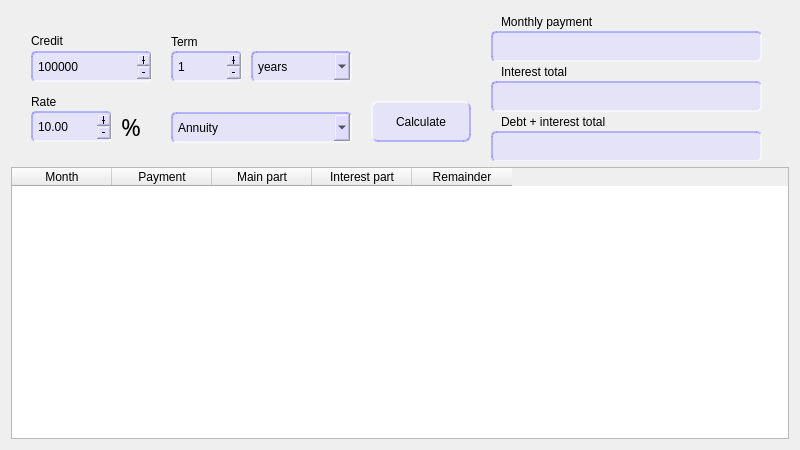
Qt form interface/creditcalculator.ui (alexvnderftw/S21CalculatorCPP) before a commit.
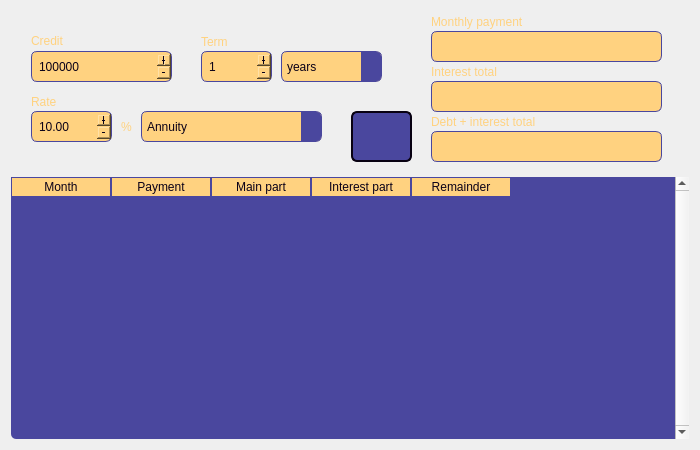
The same form after that commit. Icons and pictures are not drawn.

Diff of the .ui file:
```diff
--- a/interface/creditcalculator.ui
+++ b/interface/creditcalculator.ui
@@ -6,7 +6,7 @@
    <rect>
     <x>0</x>
     <y>0</y>
-    <width>800</width>
+    <width>700</width>
     <height>450</height>
    </rect>
   </property>
@@ -24,43 +24,85 @@
      <property name="minimumSize">
       <size>
        <width>0</width>
-       <height>150</height>
+       <height>160</height>
       </size>
      </property>
      <property name="styleSheet">
       <string notr="true">QComboBox {
-color: black;
-border: 2px solid;
-border-style: inset;
-border-radius: 5px;
-border-color: rgba(130, 127, 255, 133);
+color: rgb(255, 210, 128);
+border: 1px solid;
+font: 13pt &quot;Anta&quot;;
+border-radius: 6px;
+border-color: rgb(255, 210, 128);
 padding: 0 5px;
-background-color: rgba(218, 216, 255, 130);
+background-color: rgb(11, 1, 24);
+selection-background-color: rgb(248, 160, 165);
+selection-color: black;
+background-color: rgb(33, 32, 70);
+
+color: rgb(11, 1, 24);
+background-color: rgb(255, 210, 128);
+border-color: rgb(74, 71, 158);
+}
+
+
+QComboBox::drop-down:button {
+color: rgb(255, 210, 128);
+border-top-right-radius: 4px;
+border-bottom-right-radius: 4px;
+border-style: solid;
+border-width: 0px;
+border-color: rgb(255, 210, 128);
+background-color: rgb(74, 71, 158);
+padding: 0px;
+width: 20px;
+}
+
+QComboBox::down-arrow {
+image: url(:/icons/keyboard_arrow_down_yellow.svg);
+}
+
+QComboBox::drop-down:hover {
+background-color: rgb(169, 167, 215);
+border-color: rgb(169, 167, 215);
+}
+
+QComboBox::drop-down:pressed {
+background-color: rgb(25, 24, 53);
+border-color: rgb(25, 24, 53);
 }
 
 QComboBox QAbstractItemView {
-color: black;
+color: rgb(255, 210, 128);
 border: 0px solid;
-border-radius: 0px;
+border-radius: 4px;
 border-color: rgba(130, 127, 255, 133);
-background-color: rgb(172, 191, 255);
-selection-color: black;
+background-color: rgb(2, 1, 18);
+}
+
+QComboBox:item {
+color: rgb(255, 210, 128);
 }
 
 QComboBox:item:selected {
-background-color: rgb(255, 105, 103)
+background-color: rgb(74, 71, 158);
+color: rgb(255, 210, 128);
+/*background-color: rgb(255, 105, 103);*/
 }
 
+
 QPushButton {
-font: 15pt &quot;Drexs&quot;;
-color: black;
-border-style: outset;
-border-width: 1.5px;
-border-radius: 7px;
-border-color: rgba(130, 127, 255, 133);
-background-color: rgba(218, 216, 255, 130);
-selection-background-color: rgba(130, 127, 255, 133);
-selection-color: black;
+font: 13pt &quot;Anta&quot;;
+color: rgb(255, 210, 128);
+border-radius: 6px;
+border-style: solid;
+border-width: 2px;
+border-color: rgb(8, 1, 18);
+background-color: rgb(74, 71, 158);
+}
+
+QPushButton:hover {
+background-color: rgb(169, 167, 215);
 }
 
 QPushButton:pressed {
@@ -69,57 +111,187 @@
 }
 
 QLineEdit {
-color: black;
-border: 2px solid;
-border-style: inset;
-border-radius: 5px;
-border-color: rgba(130, 127, 255, 133);
+color: rgb(255, 210, 128);
+border: 1px solid;
+font: 13pt &quot;Anta&quot;;
+border-radius: 6px;
+border-color: rgb(255, 210, 128);
 padding: 0 8px;
-background-color: rgba(218, 216, 255, 130);
-selection-background-color: rgba(130, 127, 255, 133);
+background-color: rgb(33, 32, 70);/*rgb(11, 1, 24);*/
+selection-background-color: rgb(248, 160, 165);
 selection-color: black;
-}
 
-QLineEdit::input:focus {
-/*border: 2px solid #006080;
-border-color: rgba(130, 127, 255, 133);*/
-background-color: rgba(130, 127, 255, 133);
+color: rgb(11, 1, 24);
+background-color: rgb(255, 210, 128);
+border-color: rgb(74, 71, 158);
 }
 
 QDoubleSpinBox {
-color: black;
-padding: 0 3px;
-border: 2px solid;
-border-style: inset;
-border-radius: 5px;
-border-color: rgba(130, 127, 255, 133);
-background-color: rgba(218, 216, 255, 130);
-selection-background-color: rgba(130, 127, 255, 133);
+color: rgb(255, 210, 128);
+border: 1px solid;
+font: 13pt &quot;Anta&quot;;
+padding: 0 5px;
+border-radius: 6px;
+border-color: rgb(255, 210, 128);
+background-color: rgb(11, 1, 24);
+selection-background-color: rgb(248, 160, 165);
 selection-color: black;
+background-color: rgb(33, 32, 70);
+
+color: rgb(11, 1, 24);
+background-color: rgb(255, 210, 128);
+border-color: rgb(74, 71, 158);
+}
+
+
+QDoubleSpinBox::up-button {
+subcontrol-origin: border;
+subcontrol-position: top right; 
+border-top-right-radius: 3px;
+border-style: solid;
+border-width: 0px;
+border-color: rgb(74, 71, 158);
+background-color:  rgb(74, 71, 158);
+image: url(:/icons/add_yellow.svg);
+padding: 0px;
+margin: 0px;
+width: 16px;
+height: 15.5px;
+ }
+
+
+QDoubleSpinBox::down-button {
+subcontrol-origin: border;
+subcontrol-position: bottom right;
+border-bottom-right-radius: 3px;
+border-style: solid;
+border-width: 0px;
+border-color: rgb(74, 71, 158);
+background-color:  rgb(74, 71, 158);
+image: url(:/icons/remove_yellow.svg);
+padding: 0px;
+margin: 0px;
+width: 16px;
+height: 15.5px;
+ }
+
+QDoubleSpinBox::down-button:hover {
+background-color: rgb(169, 167, 215);
+}
+
+QDoubleSpinBox::down-button:pressed {
+background-color: rgb(25, 24, 53);
+}
+
+QDoubleSpinBox::up-button:hover {
+background-color: rgb(169, 167, 215);
+}
+
+QDoubleSpinBox::up-button:pressed {
+background-color: rgb(25, 24, 53);
+}
+
+QLabel {
+font: 16pt &quot;Anta&quot;;
+color: rgb(255, 210, 128);
+}
+
+QRadioButton {
+font: 13pt &quot;Anta&quot;;
+color: rgb(255, 210, 128);
+}
+
+QRadioButton::indicator {
+width: 10px;
+height: 10px;
+border-radius: 7px;
+}
+
+QRadioButton::indicator:checked {
+    background-color:  rgb(243, 89, 97);
+    border: 2px solid rgb(255, 210, 128);
+}
+
+QRadioButton::indicator:unchecked {
+    background-color: rgb(8, 1, 18);
+    border: 2px solid rgb(255, 210, 128);
 }
 
 QSpinBox {
-color: black;
-padding: 0 3px;
-border: 2px solid;
-border-style: inset;
-border-radius: 5px;
-border-color: rgba(130, 127, 255, 133);
-background-color: rgba(218, 216, 255, 130);
-selection-background-color: rgba(130, 127, 255, 133);
+color: rgb(255, 210, 128);
+border: 1px solid;
+font: 13pt &quot;Anta&quot;;
+padding: 0 5px;
+border-radius: 6px;
+border-color: rgb(255, 210, 128);
+background-color: rgb(11, 1, 24);
+selection-background-color: rgb(248, 160, 165);
 selection-color: black;
+background-color: rgb(33, 32, 70);
+
+color: rgb(11, 1, 24);
+background-color: rgb(255, 210, 128);
+border-color: rgb(74, 71, 158);
+}
+
+
+QSpinBox::up-button {
+subcontrol-origin: border;
+subcontrol-position: top right; 
+border-top-right-radius: 3px;
+border-style: solid;
+border-width: 0px;
+border-color: rgb(74, 71, 158);
+background-color:  rgb(74, 71, 158);
+image: url(:/icons/add_yellow.svg);
+padding: 0px;
+margin: 0px;
+width: 16px;
+height: 15.5px;
+ }
+
+
+QSpinBox::down-button {
+subcontrol-origin: border;
+subcontrol-position: bottom right;
+border-bottom-right-radius: 3px;
+border-style: solid;
+border-width: 0px;
+border-color: rgb(74, 71, 158);
+background-color:  rgb(74, 71, 158);
+image: url(:/icons/remove_yellow.svg);
+padding: 0px;
+margin: 0px;
+width: 16px;
+height: 15.5px;
+ }
+
+QSpinBox::down-button:hover {
+background-color: rgb(169, 167, 215);
+}
+
+QSpinBox::down-button:pressed {
+background-color: rgb(25, 24, 53);
+}
+
+QSpinBox::up-button:hover {
+background-color: rgb(169, 167, 215);
+}
+
+QSpinBox::up-button:pressed {
+background-color: rgb(25, 24, 53);
 }
 
 QLabel {
-color: black;
-font: 13pt &quot;Drexs&quot;;
+color: rgb(255, 210, 128);
+font: 14pt &quot;Kode Mono&quot;;
 }
 </string>
      </property>
      <widget class="QSpinBox" name="spinBoxTime">
       <property name="geometry">
        <rect>
-        <x>160</x>
+        <x>190</x>
         <y>40</y>
         <width>71</width>
         <height>31</height>
@@ -138,7 +310,7 @@
      <widget class="QComboBox" name="comboBoxTimeType">
       <property name="geometry">
        <rect>
-        <x>240</x>
+        <x>270</x>
         <y>40</y>
         <width>101</width>
         <height>31</height>
@@ -161,21 +333,31 @@
      <widget class="QPushButton" name="pushButtonFillCredit">
       <property name="geometry">
        <rect>
-        <x>360</x>
-        <y>90</y>
-        <width>100</width>
-        <height>41</height>
+        <x>340</x>
+        <y>100</y>
+        <width>61</width>
+        <height>51</height>
        </rect>
       </property>
       <property name="text">
-       <string>Calculate</string>
+       <string/>
+      </property>
+      <property name="icon">
+       <iconset resource="../misc/resource.qrc">
+        <normaloff>:/icons/equal_yellow.svg</normaloff>:/icons/equal_yellow.svg</iconset>
+      </property>
+      <property name="iconSize">
+       <size>
+        <width>30</width>
+        <height>30</height>
+       </size>
       </property>
      </widget>
      <widget class="QComboBox" name="comboBoxCreditType">
       <property name="geometry">
        <rect>
-        <x>160</x>
-        <y>101</y>
+        <x>130</x>
+        <y>100</y>
         <width>181</width>
         <height>31</height>
        </rect>
@@ -199,7 +381,7 @@
        <rect>
         <x>20</x>
         <y>40</y>
-        <width>121</width>
+        <width>141</width>
         <height>31</height>
        </rect>
       </property>
@@ -247,9 +429,9 @@
      <widget class="QLineEdit" name="lineEditPayment">
       <property name="geometry">
        <rect>
-        <x>480</x>
+        <x>420</x>
         <y>20</y>
-        <width>271</width>
+        <width>231</width>
         <height>31</height>
        </rect>
       </property>
@@ -260,9 +442,9 @@
      <widget class="QLineEdit" name="lineEditInterest">
       <property name="geometry">
        <rect>
-        <x>480</x>
+        <x>420</x>
         <y>70</y>
-        <width>271</width>
+        <width>231</width>
         <height>31</height>
        </rect>
       </property>
@@ -273,9 +455,9 @@
      <widget class="QLineEdit" name="lineEditTotal">
       <property name="geometry">
        <rect>
-        <x>480</x>
+        <x>420</x>
         <y>120</y>
-        <width>271</width>
+        <width>231</width>
         <height>31</height>
        </rect>
       </property>
@@ -286,7 +468,7 @@
      <widget class="QLabel" name="labelPayment">
       <property name="geometry">
        <rect>
-        <x>490</x>
+        <x>420</x>
         <y>0</y>
         <width>251</width>
         <height>21</height>
@@ -299,7 +481,7 @@
      <widget class="QLabel" name="labelInterest">
       <property name="geometry">
        <rect>
-        <x>490</x>
+        <x>420</x>
         <y>50</y>
         <width>251</width>
         <height>21</height>
@@ -312,7 +494,7 @@
      <widget class="QLabel" name="labelTotal">
       <property name="geometry">
        <rect>
-        <x>490</x>
+        <x>420</x>
         <y>100</y>
         <width>251</width>
         <height>21</height>
@@ -351,7 +533,7 @@
      <widget class="QLabel" name="labelTerm">
       <property name="geometry">
        <rect>
-        <x>160</x>
+        <x>190</x>
         <y>20</y>
         <width>58</width>
         <height>21</height>
@@ -370,14 +552,6 @@
         <height>31</height>
        </rect>
       </property>
-      <property name="font">
-       <font>
-        <family>Drexs</family>
-        <pointsize>18</pointsize>
-        <italic>false</italic>
-        <bold>false</bold>
-       </font>
-      </property>
       <property name="styleSheet">
        <string notr="true">font: 18pt &quot;Drexs&quot;;</string>
       </property>
@@ -390,7 +564,147 @@
    <item row="1" column="0">
     <widget class="QTableWidget" name="tableWidgetCredit">
      <property name="styleSheet">
-      <string notr="true">background-color: none;</string>
+      <string notr="true">QTableWidget {
+    /*background-color: rgb(2, 1, 18);*/
+background-color: rgb(74, 71, 158);
+border: 0px inset;
+border-color: rgb(2, 1, 18);
+    border-radius: 5px;
+    font: 12pt &quot;Anta&quot;;
+}
+
+QHeaderView {
+    background-color: rgb(74, 71, 158);
+    padding: 0px;
+    border-top-right-radius: 0px;
+    border-top-left-radius: 5px;
+    border-bottom-right-radius: 0px;
+    border-bottom-left-radius: 5px;
+    border: 0px solid rgb(74, 71, 158);
+    font: 13pt &quot;Anta&quot;;
+}
+
+QHeaderView::section {
+    background-color: rgb(255, 210, 128);
+    border: 1px solid rgb(74, 71, 158);
+    color: rgb(11, 1, 24);
+}
+
+QHeaderView::section:first {
+}
+
+QHeaderView::section:last {
+
+}
+
+QHeaderView::section:pressed {
+	background-color: rgb(246, 136, 142);
+}
+
+QHeaderView::section:checked {
+	background-color: rgb(246, 136, 142);
+}
+
+QTableWidget QTableCornerButton::section {
+   background-color: rgb(74, 71, 158);
+    border: 1px solid rgb(74, 71, 158);
+    color: rgb(74, 71, 158);
+    border-top-left-radius: 5px;
+}
+
+QTableView::item {
+background-color: rgb(74, 71, 158);
+    border: 0px solid rgb(74, 71, 158);
+    color: rgb(255, 210, 128);
+/*
+selection-color: rgb(2, 1, 18);
+selection-background-color: rgb(243, 89, 97);
+*/
+}
+
+
+QTableView::item:selected {
+background-color: rgb(246, 136, 142);
+    border: 0px solid rgb(74, 71, 158);
+color: rgb(2, 1, 18);
+}
+
+QScrollBar:vertical {
+background-color: rgb(2, 1, 18);
+border: 1px solid rgb(74, 71, 158);
+color:  rgb(255, 210, 128);
+border-width: 0px;border-style: solid;
+margin: 25px 0 25px 0;
+width: 22px;
+}
+
+QScrollBar::handle:vertical {
+background-color: rgb(74, 71, 158);
+border: 1px solid rgb(74, 71, 158);
+image: url(:/icons/menu_yellow.svg);
+/*
+border-top: 1px solid rgb(2, 1, 18);
+border-bottom: 1px solid rgb(2, 1, 18);
+border: 1px solid rgb(2, 1, 18);
+*/
+}
+
+QScrollBar::handle:vertical:hover {
+background-color: rgb(169, 167, 215);
+border-color: rgb(169, 167, 215);
+}
+
+QScrollBar::handle:vertical:pressed {
+background-color: rgb(25, 24, 53);
+border-color: rgb(25, 24, 53);
+}
+
+QScrollBar::add-line:vertical {
+border: 1px solid rgb(74, 71, 158);
+background-color: rgb(74, 71, 158);
+border-bottom-right-radius: 7px;
+subcontrol-position: bottom;
+subcontrol-origin: margin;
+image: url(:/icons/keyboard_arrow_down_yellow.svg);
+}
+
+QScrollBar::sub-line:vertical {
+border: 1px solid rgb(74, 71, 158);
+background-color: rgb(74, 71, 158);
+border-top-right-radius: 7px;
+subcontrol-position: top;
+subcontrol-origin: margin;
+image: url(:/icons/keyboard_arrow_up_yellow.svg);
+}
+
+QScrollBar::add-line:vertical:hover {
+border-color: rgb(169, 167, 215);
+background-color: rgb(169, 167, 215);
+}
+
+QScrollBar::sub-line:vertical:hover {
+border-color: rgb(169, 167, 215);
+background-color: rgb(169, 167, 215);
+}
+
+QScrollBar::add-line:vertical:pressed {
+border-color: rgb(25, 24, 53);
+background-color: rgb(25, 24, 53);
+}
+
+QScrollBar::sub-line:vertical:pressed {
+border-color: rgb(25, 24, 53);
+background-color: rgb(25, 24, 53);
+}</string>
+     </property>
+     <property name="frameShape">
+      <enum>QFrame::StyledPanel</enum>
+     </property>
+     <property name="lineWidth">
+      <number>1</number>
+     </property>
+     <property name="verticalScrollBarPolicy">
+      <enum>Qt::ScrollBarAlwaysOn</enum>
      </property>
      <property name="horizontalScrollBarPolicy">
       <enum>Qt::ScrollBarAlwaysOff</enum>
@@ -401,6 +715,9 @@
      <property name="textElideMode">
       <enum>Qt::ElideLeft</enum>
      </property>
+     <property name="gridStyle">
+      <enum>Qt::DotLine</enum>
+     </property>
      <attribute name="horizontalHeaderStretchLastSection">
       <bool>false</bool>
      </attribute>
```
Left out of the diff: 15 changed lines with no effect on the pictures.
